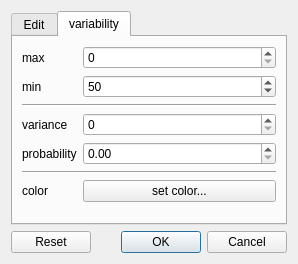
Above: widget/genedialog.ui from dridk/estel before the change. Below: the same form after it.
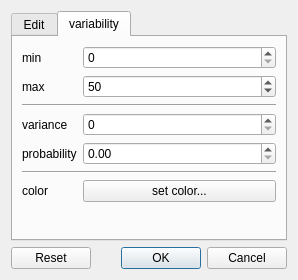
That is the form after the change.

What changed in the file:
```diff
--- a/widget/genedialog.ui
+++ b/widget/genedialog.ui
@@ -7,7 +7,7 @@
     <x>0</x>
     <y>0</y>
     <width>298</width>
-    <height>264</height>
+    <height>280</height>
    </rect>
   </property>
   <property name="windowTitle">
@@ -61,12 +61,12 @@
        <item row="0" column="0">
         <widget class="QLabel" name="label_3">
          <property name="text">
-          <string>max</string>
+          <string>min</string>
          </property>
         </widget>
        </item>
        <item row="0" column="1">
-        <widget class="QSpinBox" name="varianceEdit">
+        <widget class="QSpinBox" name="minEdit">
          <property name="maximum">
           <number>1000</number>
          </property>
@@ -78,7 +78,7 @@
        <item row="1" column="0">
         <widget class="QLabel" name="label_2">
          <property name="text">
-          <string>min</string>
+          <string>max</string>
          </property>
         </widget>
        </item>
@@ -107,7 +107,7 @@
         </widget>
        </item>
        <item row="3" column="1">
-        <widget class="QSpinBox" name="minEdit">
+        <widget class="QSpinBox" name="varianceEdit">
          <property name="maximum">
           <number>10000</number>
          </property>
```
